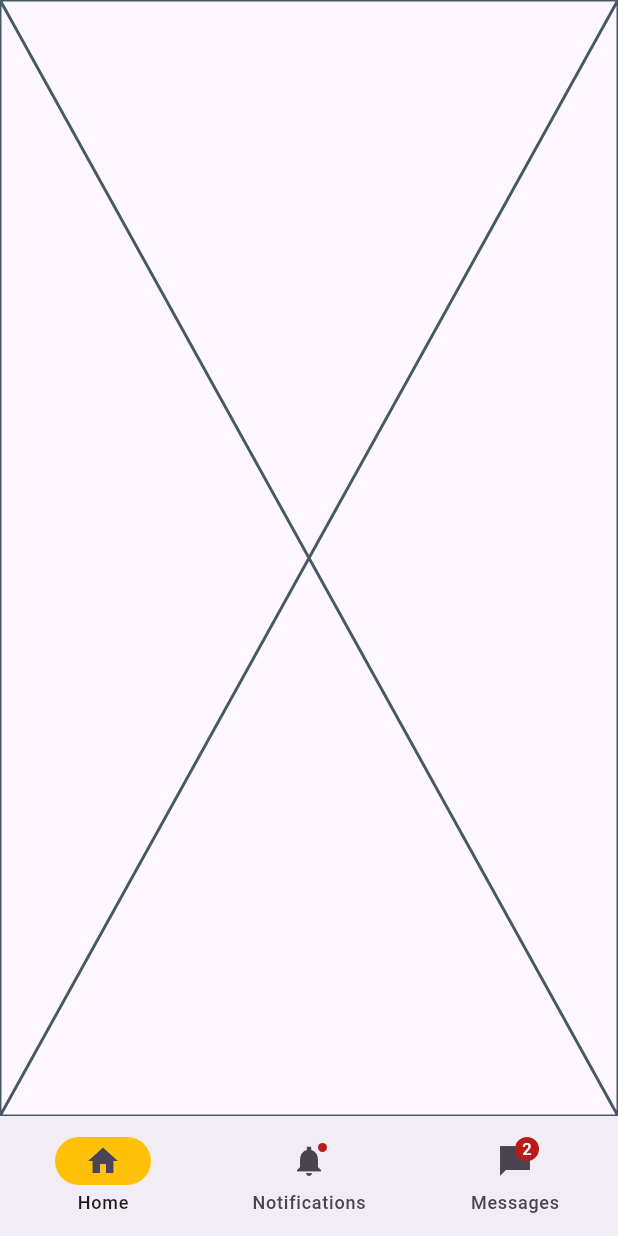
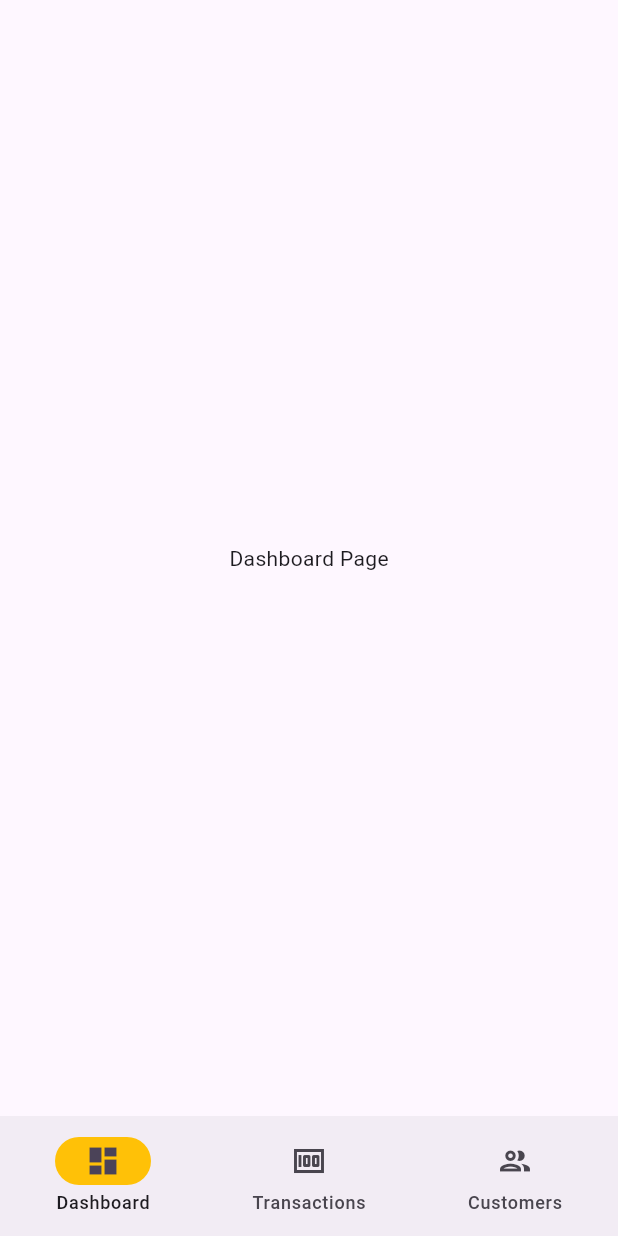
Before and after one commit to Saiuke/TabTracker, a Flutter app: the screen it shows after launch, on a phone screen of 412 x 824 dp. Run offline on Flutter 3.47's test engine with Material 3 defaults, Android fonts, the phone set to English and light mode, and no system bars.

Commit message:
Add bottom navigation bar with dynamic page switching.
- Create a new `NavItem` model to represent each page and its corresponding menu destination.
- Implement a `MainBottomNavBar` widget that takes a list of `NavItem` objects as input.
- Use the provided `NavigationBar` widget to display the menu items in the bottom navigation bar.
- Add logic to switch between pages when a menu item is selected.
- Update the body of the app to display the selected page using a `PageView`.

```diff
--- a/lib/main.dart
+++ b/lib/main.dart
@@ -1,5 +1,10 @@
 import 'package:flutter/material.dart';
+import 'package:tab_tracker/pages/customers_page.dart';
+import 'package:tab_tracker/pages/dashboard_page.dart';
+import 'package:tab_tracker/pages/transactions_page.dart';
 import 'package:tab_tracker/widgets/navigation_bar.dart';
+
+import 'models/nav_item.dart';
 
 void main() {
   runApp(const MyApp());
@@ -11,13 +16,40 @@
   // This widget is the root of your application.
   @override
   Widget build(BuildContext context) {
+    final List<NavItem> navItems = <NavItem>[
+      NavItem(
+        appPage: const DashboardPage(),
+        menuDestination: const NavigationDestination(
+          selectedIcon: Icon(Icons.dashboard),
+          icon: Icon(Icons.dashboard_outlined),
+          label: 'Dashboard',
+        ),
+      ),
+      NavItem(
+        appPage: const TransactionsPage(),
+        menuDestination: const NavigationDestination(
+          selectedIcon: Icon(Icons.money),
+          icon: Icon(Icons.money_outlined),
+          label: 'Transactions',
+        ),
+      ),
+      NavItem(
+        appPage: const CustomersPage(),
+        menuDestination: const NavigationDestination(
+          selectedIcon: Icon(Icons.people),
+          icon: Icon(Icons.people_outlined),
+          label: 'Customers',
+        ),
+      ),
+    ];
+
     return MaterialApp(
       title: 'Flutter Demo',
       theme: ThemeData(
         colorScheme: ColorScheme.fromSeed(seedColor: Colors.deepPurple),
         useMaterial3: true,
       ),
-      home: const MainBottomNavBar(),
+      home: MainBottomNavBar(navItems: navItems),
     );
   }
 }
--- /dev/null
+++ b/lib/models/nav_item.dart
@@ -0,0 +1,8 @@
+import 'package:flutter/material.dart';
+
+class NavItem {
+  final Widget appPage;
+  final NavigationDestination menuDestination;
+
+  NavItem({required this.appPage, required this.menuDestination});
+}
--- /dev/null
+++ b/lib/pages/customers_page.dart
@@ -0,0 +1,15 @@
+import 'package:flutter/material.dart';
+
+class CustomersPage extends StatefulWidget {
+  const CustomersPage({super.key});
+
+  @override
+  State<CustomersPage> createState() => _CustomersPageState();
+}
+
+class _CustomersPageState extends State<CustomersPage> {
+  @override
+  Widget build(BuildContext context) {
+    return const Center(child: Text('Customers Page'));
+  }
+}
--- /dev/null
+++ b/lib/pages/dashboard_page.dart
@@ -0,0 +1,15 @@
+import 'package:flutter/material.dart';
+
+class DashboardPage extends StatefulWidget {
+  const DashboardPage({super.key});
+
+  @override
+  State<DashboardPage> createState() => _DashboardPageState();
+}
+
+class _DashboardPageState extends State<DashboardPage> {
+  @override
+  Widget build(BuildContext context) {
+    return const Center(child: Text('Dashboard Page'));
+  }
+}
--- /dev/null
+++ b/lib/pages/transactions_page.dart
@@ -0,0 +1,15 @@
+import 'package:flutter/material.dart';
+
+class TransactionsPage extends StatefulWidget {
+  const TransactionsPage({super.key});
+
+  @override
+  State<TransactionsPage> createState() => _TransactionsPageState();
+}
+
+class _TransactionsPageState extends State<TransactionsPage> {
+  @override
+  Widget build(BuildContext context) {
+    return const Center(child: Text('Transactions Page'));
+  }
+}
--- a/lib/widgets/navigation_bar.dart
+++ b/lib/widgets/navigation_bar.dart
@@ -1,7 +1,11 @@
 import 'package:flutter/material.dart';
 
+import '../models/nav_item.dart';
+
 class MainBottomNavBar extends StatefulWidget {
-  const MainBottomNavBar({super.key});
+  final List<NavItem> navItems;
+
+  const MainBottomNavBar({Key? key, required this.navItems}) : super(key: key);
 
   @override
   State<MainBottomNavBar> createState() => _MainBottomNavBarState();
@@ -9,38 +13,32 @@ class MainBottomNavBar extends StatefulWidget {
 
 class _MainBottomNavBarState extends State<MainBottomNavBar> {
   int currentPageIndex = 0;
+  final PageController _pageController = PageController();
 
   @override
   Widget build(BuildContext context) {
     return Scaffold(
         bottomNavigationBar: NavigationBar(
           onDestinationSelected: (int index) {
+            _pageController.animateToPage(
+              index,
+              duration: const Duration(milliseconds: 400),
+              curve: Curves.easeInOut,
+            );
+          },
+          indicatorColor: Colors.amber,
+          selectedIndex: currentPageIndex,
+          destinations:
+              widget.navItems.map((el) => el.menuDestination).toList(),
+        ),
+        body: PageView(
+          controller: _pageController,
+          onPageChanged: (int index) {
             setState(() {
               currentPageIndex = index;
             });
           },
-        indicatorColor: Colors.amber,
-        selectedIndex: currentPageIndex,
-        destinations: const <Widget>[
-          NavigationDestination(
-            selectedIcon: Icon(Icons.home),
-            icon: Icon(Icons.home_outlined),
-            label: 'Home'
-          ),
-          NavigationDestination(
-            icon: Badge(child: Icon(Icons.notifications_sharp)),
-            label: 'Notifications',
-          ),
-          NavigationDestination(
-            icon: Badge(
-              label: Text('2'),
-              child: Icon(Icons.messenger_sharp),
-            ),
-            label: 'Messages',
-          ),
-        ],
-      ),
-      body: const Placeholder(),
-    );
+          children: widget.navItems.map((el) => el.appPage).toList(),
+        ));
   }
 }
```
Lines whose indentation alone changed are shown as unchanged.
